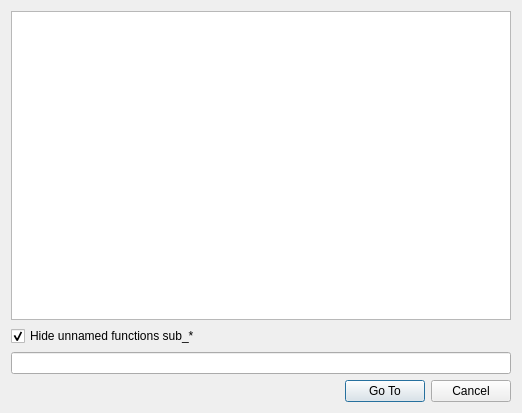
First picture: the form in widgets/FindFuncDialog/find_func_dialog.ui, repository Asi81/PyIDA, before the edit.
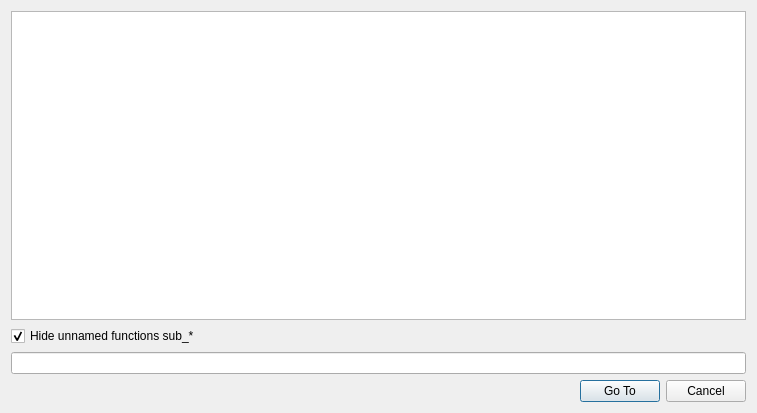
Second picture: the form after the edit.

```diff
--- a/widgets/FindFuncDialog/find_func_dialog.ui
+++ b/widgets/FindFuncDialog/find_func_dialog.ui
@@ -6,7 +6,7 @@
    <rect>
     <x>0</x>
     <y>0</y>
-    <width>522</width>
+    <width>757</width>
     <height>413</height>
    </rect>
   </property>
```
